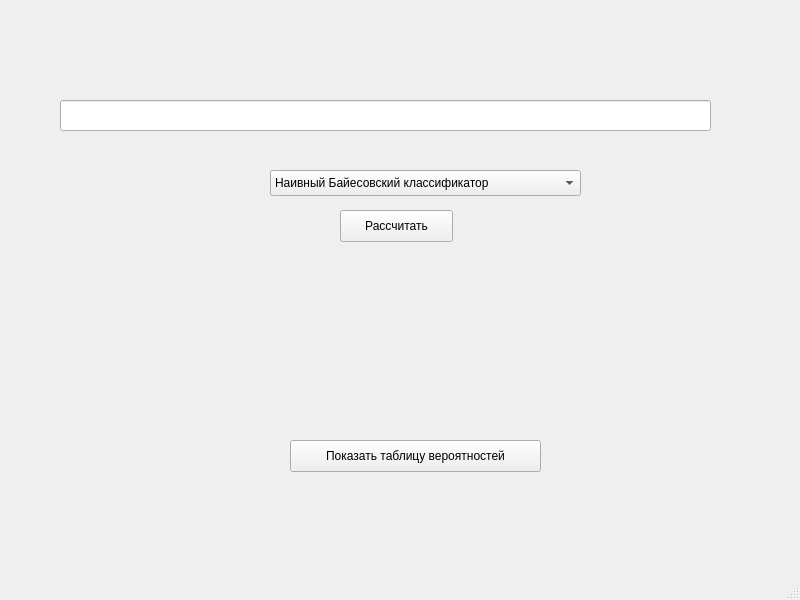
Qt form classification_of_payment_documents/MainWindow.ui (anastasialavrova/bmstu_bachelor_qualification_work) before a commit.
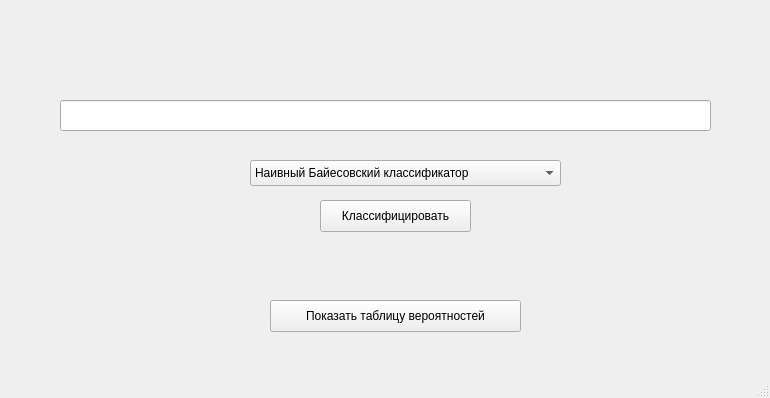
The same form after that commit.

```diff
--- a/classification_of_payment_documents/MainWindow.ui
+++ b/classification_of_payment_documents/MainWindow.ui
@@ -6,8 +6,8 @@
    <rect>
     <x>0</x>
     <y>0</y>
-    <width>800</width>
-    <height>600</height>
+    <width>770</width>
+    <height>398</height>
    </rect>
   </property>
   <property name="windowTitle">
@@ -27,8 +27,8 @@
    <widget class="QComboBox" name="comboBox">
     <property name="geometry">
      <rect>
-      <x>270</x>
-      <y>170</y>
+      <x>250</x>
+      <y>160</y>
       <width>311</width>
       <height>26</height>
      </rect>
@@ -47,23 +47,23 @@
    <widget class="QPushButton" name="pushButton">
     <property name="geometry">
      <rect>
-      <x>340</x>
-      <y>210</y>
-      <width>113</width>
+      <x>320</x>
+      <y>200</y>
+      <width>151</width>
       <height>32</height>
      </rect>
     </property>
     <property name="text">
-     <string>Рассчитать</string>
+     <string>Классифицировать</string>
     </property>
    </widget>
    <widget class="QLabel" name="label">
     <property name="geometry">
      <rect>
-      <x>210</x>
-      <y>305</y>
+      <x>190</x>
+      <y>230</y>
       <width>411</width>
-      <height>101</height>
+      <height>61</height>
      </rect>
     </property>
     <property name="text">
@@ -73,8 +73,8 @@
    <widget class="QPushButton" name="pushButton_2">
     <property name="geometry">
      <rect>
-      <x>290</x>
-      <y>440</y>
+      <x>270</x>
+      <y>300</y>
       <width>251</width>
       <height>32</height>
      </rect>
```
Left out of the diff: 2 changed lines with no effect on the pictures.
